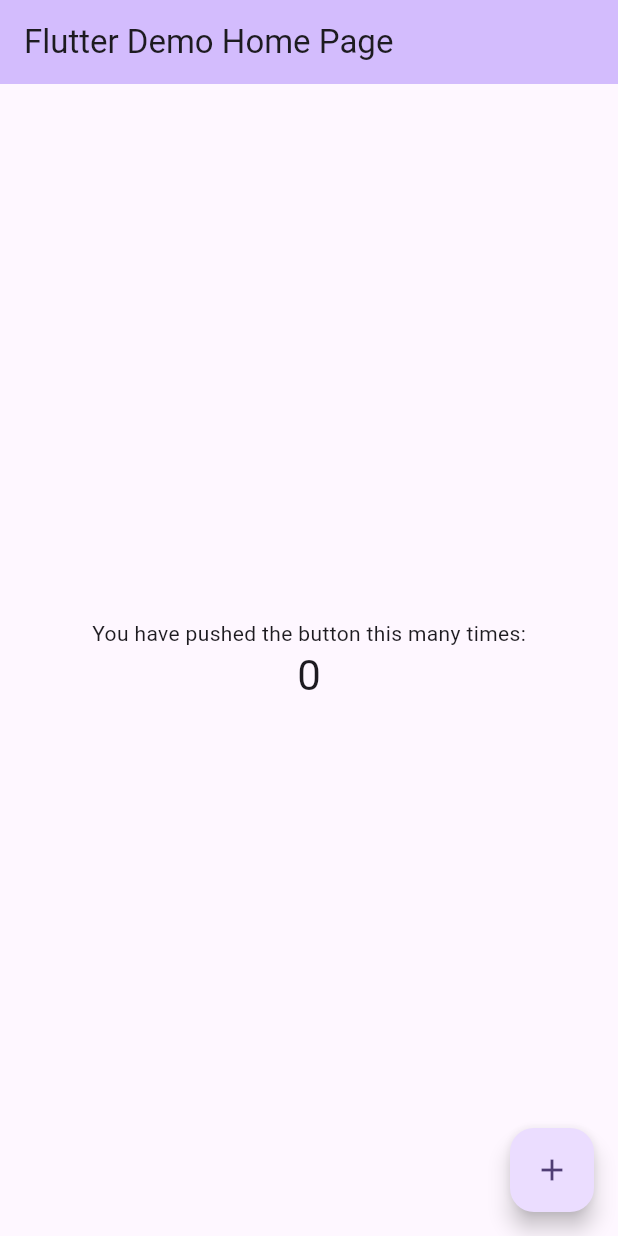
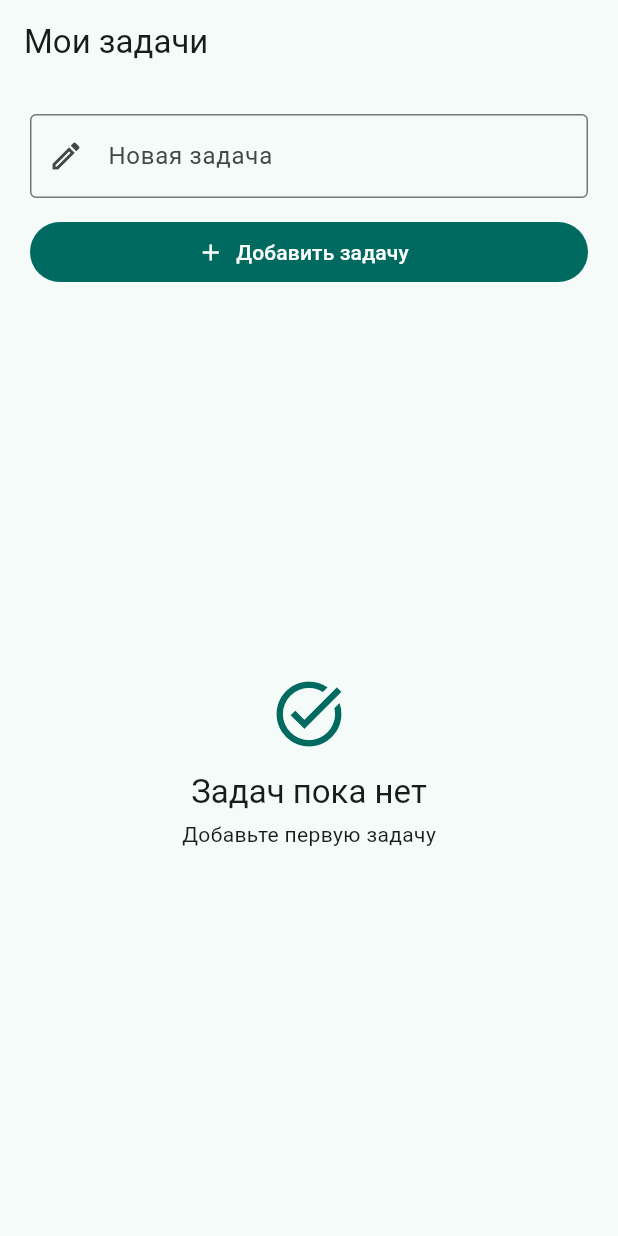
Before and after one commit to halsab/flutter-harness-lab, a Flutter app: the screen it shows after launch, on a phone screen of 412 x 824 dp. Run offline on Flutter 3.47's test engine with Material 3 defaults, Android fonts, the phone set to English and light mode, and no system bars; our stand-ins replace shared_preferences.

Commit message:
feat: build my tasks screen

```diff
--- a/lib/main.dart
+++ b/lib/main.dart
@@ -1,122 +1,271 @@
 import 'package:material_ui/material_ui.dart';
+
+import 'data/task_repository.dart';
+import 'models/task_item.dart';
 
 void main() {
   runApp(const MyApp());
 }
 
 class MyApp extends StatelessWidget {
-  const MyApp({super.key});
+  const MyApp({super.key, this.repository});
 
-  // This widget is the root of your application.
+  final TaskRepository? repository;
+
   @override
   Widget build(BuildContext context) {
     return MaterialApp(
-      title: 'Flutter Demo',
+      title: 'Мои задачи',
       theme: ThemeData(
-        // This is the theme of your application.
-        //
-        // TRY THIS: Try running your application with "flutter run". You'll see
-        // the application has a purple toolbar. Then, without quitting the app,
-        // try changing the seedColor in the colorScheme below to Colors.green
-        // and then invoke "hot reload" (save your changes or press the "hot
-        // reload" button in a Flutter-supported IDE, or press "r" if you used
-        // the command line to start the app).
-        //
-        // Notice that the counter didn't reset back to zero; the application
-        // state is not lost during the reload. To reset the state, use hot
-        // restart instead.
-        //
-        // This works for code too, not just values: Most code changes can be
-        // tested with just a hot reload.
-        colorScheme: .fromSeed(seedColor: Colors.deepPurple),
+        colorScheme: .fromSeed(seedColor: Colors.teal),
+        useMaterial3: true,
       ),
-      home: const MyHomePage(title: 'Flutter Demo Home Page'),
+      home: TaskListScreen(repository: repository),
     );
   }
 }
 
-class MyHomePage extends StatefulWidget {
-  const MyHomePage({super.key, required this.title});
+class TaskListScreen extends StatefulWidget {
+  const TaskListScreen({super.key, this.repository});
 
-  // This widget is the home page of your application. It is stateful, meaning
-  // that it has a State object (defined below) that contains fields that affect
-  // how it looks.
-
-  // This class is the configuration for the state. It holds the values (in this
-  // case the title) provided by the parent (in this case the App widget) and
-  // used by the build method of the State. Fields in a Widget subclass are
-  // always marked "final".
-
-  final String title;
+  final TaskRepository? repository;
 
   @override
-  State<MyHomePage> createState() => _MyHomePageState();
+  State<TaskListScreen> createState() => _TaskListScreenState();
 }
 
-class _MyHomePageState extends State<MyHomePage> {
-  int _counter = 0;
+class _TaskListScreenState extends State<TaskListScreen> {
+  late final TaskRepository _repository = widget.repository ?? TaskRepository();
+  final _inputController = TextEditingController();
+  var _tasks = <TaskItem>[];
+  var _isLoading = true;
+  Future<void> _pendingWrites = Future<void>.value();
 
-  void _incrementCounter() {
+  @override
+  void initState() {
+    super.initState();
+    _loadTasks();
+  }
+
+  @override
+  void dispose() {
+    _inputController.dispose();
+    super.dispose();
+  }
+
+  Future<void> _loadTasks() async {
+    final tasks = await _repository.loadTasks();
+    if (!mounted) {
+      return;
+    }
     setState(() {
-      // This call to setState tells the Flutter framework that something has
-      // changed in this State, which causes it to rerun the build method below
-      // so that the display can reflect the updated values. If we changed
-      // _counter without calling setState(), then the build method would not be
-      // called again, and so nothing would appear to happen.
-      _counter++;
+      _tasks = tasks;
+      _isLoading = false;
     });
+  }
+
+  void _addTask() {
+    final title = _inputController.text.trim();
+    if (title.isEmpty) {
+      return;
+    }
+
+    var id = DateTime.now().microsecondsSinceEpoch.toString();
+    while (_tasks.any((task) => task.id == id)) {
+      id = '$id-';
+    }
+
+    setState(() {
+      _tasks = [..._tasks, TaskItem(id: id, title: title)];
+    });
+    _inputController.clear();
+    _persistTasks();
+  }
+
+  void _toggleTask(TaskItem task) {
+    setState(() {
+      _tasks = [
+        for (final currentTask in _tasks)
+          if (currentTask.id == task.id)
+            TaskItem(
+              id: currentTask.id,
+              title: currentTask.title,
+              isCompleted: !currentTask.isCompleted,
+            )
+          else
+            currentTask,
+      ];
+    });
+    _persistTasks();
+  }
+
+  void _deleteTask(TaskItem task) {
+    setState(() {
+      _tasks = _tasks
+          .where((currentTask) => currentTask.id != task.id)
+          .toList();
+    });
+    _persistTasks();
+  }
+
+  void _persistTasks() {
+    final snapshot = List<TaskItem>.unmodifiable(_tasks);
+    _pendingWrites = _pendingWrites
+        .then((_) => _repository.saveTasks(snapshot))
+        .catchError((Object _) {
+          if (mounted) {
+            ScaffoldMessenger.of(context).showSnackBar(
+              const SnackBar(content: Text('Не удалось сохранить задачи')),
+            );
+          }
+        });
   }
 
   @override
   Widget build(BuildContext context) {
-    // This method is rerun every time setState is called, for instance as done
-    // by the _incrementCounter method above.
-    //
-    // The Flutter framework has been optimized to make rerunning build methods
-    // fast, so that you can just rebuild anything that needs updating rather
-    // than having to individually change instances of widgets.
     return Scaffold(
-      appBar: AppBar(
-        // TRY THIS: Try changing the color here to a specific color (to
-        // Colors.amber, perhaps?) and trigger a hot reload to see the AppBar
-        // change color while the other colors stay the same.
-        backgroundColor: Theme.of(context).colorScheme.inversePrimary,
-        // Here we take the value from the MyHomePage object that was created by
-        // the App.build method, and use it to set our appbar title.
-        title: Text(widget.title),
+      appBar: AppBar(title: const Text('Мои задачи')),
+      body: SafeArea(
+        child: Center(
+          child: ConstrainedBox(
+            constraints: const BoxConstraints(maxWidth: 640),
+            child: Padding(
+              padding: const EdgeInsets.all(20),
+              child: Column(
+                children: [
+                  Semantics(
+                    identifier: 'task-input',
+                    child: TextField(
+                      controller: _inputController,
+                      textInputAction: TextInputAction.done,
+                      onSubmitted: (_) => _addTask(),
+                      decoration: const InputDecoration(
+                        labelText: 'Новая задача',
+                        hintText: 'Например, купить продукты',
+                        prefixIcon: Icon(Icons.edit_outlined),
+                        border: OutlineInputBorder(),
+                      ),
+                    ),
+                  ),
+                  const SizedBox(height: 12),
+                  SizedBox(
+                    width: double.infinity,
+                    child: Semantics(
+                      identifier: 'add-task',
+                      child: FilledButton.icon(
+                        onPressed: _addTask,
+                        icon: const Icon(Icons.add),
+                        label: const Text('Добавить задачу'),
+                      ),
+                    ),
+                  ),
+                  const SizedBox(height: 20),
+                  Expanded(
+                    child: _isLoading
+                        ? const Center(child: CircularProgressIndicator())
+                        : _tasks.isEmpty
+                        ? const _EmptyTasks()
+                        : ListView.builder(
+                            itemCount: _tasks.length,
+                            itemBuilder: (context, index) {
+                              final task = _tasks[index];
+                              return _TaskRow(
+                                task: task,
+                                onToggle: () => _toggleTask(task),
+                                onDelete: () => _deleteTask(task),
+                              );
+                            },
+                          ),
+                  ),
+                ],
+              ),
+            ),
+          ),
+        ),
       ),
-      body: Center(
-        // Center is a layout widget. It takes a single child and positions it
-        // in the middle of the parent.
-        child: Column(
-          // Column is also a layout widget. It takes a list of children and
-          // arranges them vertically. By default, it sizes itself to fit its
-          // children horizontally, and tries to be as tall as its parent.
-          //
-          // Column has various properties to control how it sizes itself and
-          // how it positions its children. Here we use mainAxisAlignment to
-          // center the children vertically; the main axis here is the vertical
-          // axis because Columns are vertical (the cross axis would be
-          // horizontal).
-          //
-          // TRY THIS: Invoke "debug painting" (choose the "Toggle Debug Paint"
-          // action in the IDE, or press "p" in the console), to see the
-          // wireframe for each widget.
-          mainAxisAlignment: .center,
+    );
+  }
+}
+
+class _EmptyTasks extends StatelessWidget {
+  const _EmptyTasks();
+
+  @override
+  Widget build(BuildContext context) {
+    return Center(
+      child: Column(
+        mainAxisSize: MainAxisSize.min,
+        children: [
+          Icon(
+            Icons.task_alt,
+            size: 52,
+            color: Theme.of(context).colorScheme.primary,
+          ),
+          const SizedBox(height: 12),
+          Text('Задач пока нет', style: Theme.of(context).textTheme.titleLarge),
+          const SizedBox(height: 4),
+          Text(
+            'Добавьте первую задачу',
+            style: Theme.of(context).textTheme.bodyMedium,
+          ),
+        ],
+      ),
+    );
+  }
+}
+
+class _TaskRow extends StatelessWidget {
+  const _TaskRow({
+    required this.task,
+    required this.onToggle,
+    required this.onDelete,
+  });
+
+  final TaskItem task;
+  final VoidCallback onToggle;
+  final VoidCallback onDelete;
+
+  @override
+  Widget build(BuildContext context) {
+    final textStyle = Theme.of(context).textTheme.bodyLarge;
+    return Card(
+      margin: const EdgeInsets.only(bottom: 8),
+      child: Padding(
+        padding: const EdgeInsets.symmetric(horizontal: 8, vertical: 4),
+        child: Row(
           children: [
-            const Text('You have pushed the button this many times:'),
-            Text(
-              '$_counter',
-              style: Theme.of(context).textTheme.headlineMedium,
+            Semantics(
+              identifier: 'complete-${task.id}',
+              child: Checkbox(
+                value: task.isCompleted,
+                onChanged: (_) => onToggle(),
+              ),
+            ),
+            const SizedBox(width: 8),
+            Expanded(
+              child: Text(
+                task.title,
+                maxLines: 2,
+                overflow: TextOverflow.ellipsis,
+                style: task.isCompleted
+                    ? textStyle?.copyWith(
+                        decoration: TextDecoration.lineThrough,
+                        color: Theme.of(context).colorScheme.outline,
+                      )
+                    : textStyle,
+              ),
+            ),
+            Semantics(
+              identifier: 'delete-${task.id}',
+              child: IconButton(
+                tooltip: 'Удалить задачу',
+                onPressed: onDelete,
+                icon: const Icon(Icons.delete_outline),
+              ),
             ),
           ],
         ),
       ),
-      floatingActionButton: FloatingActionButton(
-        onPressed: _incrementCounter,
-        tooltip: 'Increment',
-        child: const Icon(Icons.add),
-      ),
     );
   }
 }
```
Also changed, not shown: 1 other file.
